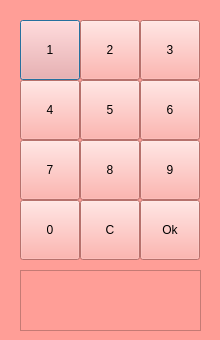
fredericabry/raspiloop, file dialog_numeric.ui: the form before one commit.
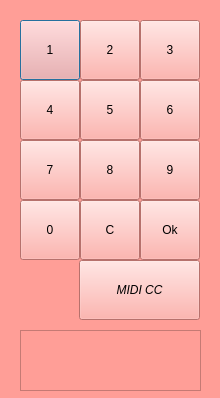
The form after the commit.

Patch:
```diff
--- a/dialog_numeric.ui
+++ b/dialog_numeric.ui
@@ -7,7 +7,7 @@
     <x>0</x>
     <y>0</y>
     <width>220</width>
-    <height>340</height>
+    <height>398</height>
    </rect>
   </property>
   <property name="windowTitle">
@@ -150,7 +150,7 @@
    <property name="geometry">
     <rect>
      <x>20</x>
-     <y>270</y>
+     <y>330</y>
      <width>181</width>
      <height>61</height>
     </rect>
@@ -182,6 +182,25 @@
     <string>C</string>
    </property>
   </widget>
+  <widget class="QPushButton" name="bCC">
+   <property name="geometry">
+    <rect>
+     <x>79</x>
+     <y>260</y>
+     <width>121</width>
+     <height>60</height>
+    </rect>
+   </property>
+   <property name="font">
+    <font>
+     <pointsize>9</pointsize>
+     <italic>true</italic>
+    </font>
+   </property>
+   <property name="text">
+    <string>MIDI CC</string>
+   </property>
+  </widget>
  </widget>
  <resources/>
  <connections/>
```
